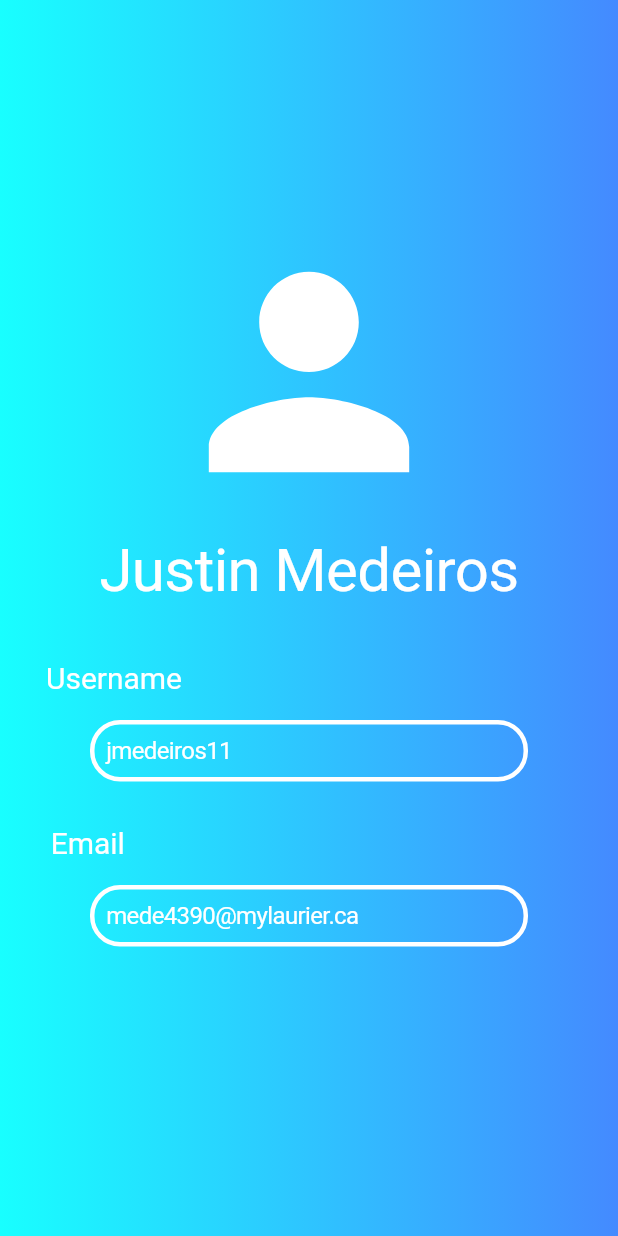
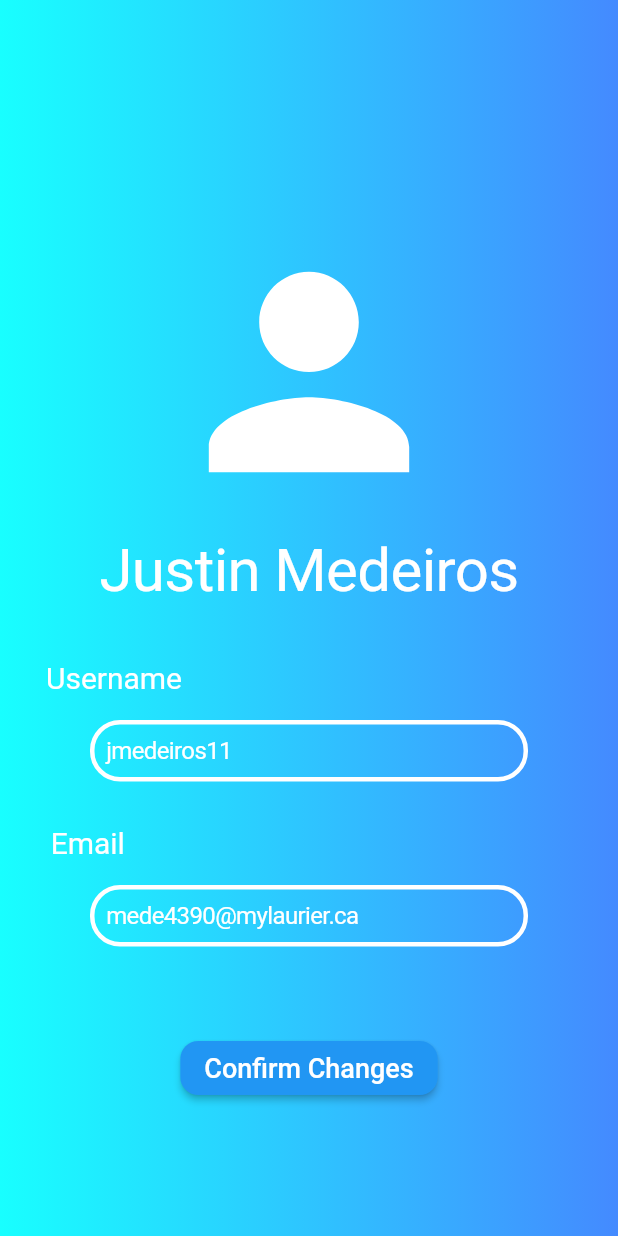
Before and after one commit to ratulsarker/LocateIT_s, a Flutter app: the HomePage screen opened directly, after a tap on the "person" icon, on a phone screen of 412 x 824 dp. Run offline on Flutter 3.47's test engine with Material 2 defaults, Android fonts, the phone set to English and light mode, and no system bars.

Commit message:
moved files to ui folder and created button for profile page

```diff
--- a/lib/home_page/home_page.dart
+++ /dev/null
@@ -1,26 +0,0 @@
-import 'package:flutter/material.dart';
-import 'package:locate_it/home_page/body_home.dart';
-
-class HomePage extends StatefulWidget {
-  const HomePage({Key? key}) : super(key: key);
-
-  @override
-  State<StatefulWidget> createState() => _HomePage();
-}
-
-class _HomePage extends State<HomePage> {
-  @override
-  Widget build(BuildContext context) {
-    return Container(
-      decoration: const BoxDecoration(
-        gradient: LinearGradient(
-        begin: Alignment.centerLeft,
-        end: Alignment.centerRight,
-        colors: [Colors.cyanAccent, Colors.blueAccent],
-        )),
-      child: Scaffold(
-          backgroundColor: Colors.transparent,
-          // add body
-          body: Body()));
-  }
-}
--- a/lib/main.dart
+++ b/lib/main.dart
@@ -3,7 +3,7 @@
 // import 'package:firebase_core/firebase_core.dart';
 
 // ignore: unused_import
-import 'home_page/home_page.dart';
+import 'ui/home_page/home_page.dart';
 
 void main() async {
   WidgetsFlutterBinding.ensureInitialized();
--- a/lib/my_home_page.dart
+++ b/lib/my_home_page.dart
@@ -1,6 +1,6 @@
 import 'package:flutter/material.dart';
 // import 'package:locate_it/home_page/home_page.dart';
-import 'package:locate_it/profile_page/profile_page.dart';
+import 'package:locate_it/ui/profile_page/profile_page.dart';
 import 'login_page.dart';
 import 'favourites_page.dart';
 
--- a/lib/profile_page/body_profile.dart
+++ /dev/null
@@ -1,109 +0,0 @@
-import 'package:flutter/cupertino.dart';
-import 'package:flutter/material.dart';
-
-class Body extends StatefulWidget {
-  const Body({Key? key}) : super(key: key);
-
-  @override
-  State<StatefulWidget> createState() => _Body();
-}
-
-class _Body extends State<Body> {
-  String name = "Justin Medeiros";
-  String username = "jmedeiros11";
-  String email = "mede4390@mylaurier.ca";
-  @override
-  Widget build(BuildContext context) {
-    return Stack(
-      children: [
-        SearchBar(350, name, 1), // Name field
-        // Username Text
-        Container(
-          alignment: Alignment.topCenter,
-          padding: const EdgeInsets.only(top: 440, right: 260),
-          child: const Text(
-            "Username",
-            style: TextStyle(
-              color: Colors.white,
-              fontSize: 20
-            ),
-          )
-
-        ),
-        SearchBar(480, username, 0), // Username field
-        // Email Text
-         Container(
-          alignment: Alignment.topCenter,
-          padding: const EdgeInsets.only(top: 550, right: 295),
-          child: const Text(
-            "Email",
-            style: TextStyle(
-              color: Colors.white,
-              fontSize: 20
-            ),
-          )
-
-        ),
-        SearchBar(590, email, 0), // Password field
-        // User's Name
-        /*Container(
-          alignment: Alignment.topCenter,
-          padding: const EdgeInsets.only(top: 400),
-          child: Text(
-            name,
-            style: const TextStyle(
-                color: Colors.white, fontSize: 30, fontWeight: FontWeight.bold),
-          ),
-        ),*/
-        // Profile Icon
-        Container(
-          alignment: Alignment.topCenter,
-          padding: const EdgeInsets.only(top: 140),
-          child: IconButton(
-            // Button for now until can get pictures figured out
-            iconSize: 200,
-            onPressed: () {},
-            icon: const Icon(Icons.person),
-            color: Colors.white,
-          ),
-        ),
-      ],
-    );
-  }
-
-  Container SearchBar(double paddingTop, String name, int boxed) {
-    if (boxed == 1) {
-      return Container(
-          padding: EdgeInsets.only(top: paddingTop),
-          alignment: Alignment.topCenter,
-          child: CupertinoTextField(
-              textAlign: TextAlign.center,
-              placeholder: name,
-              placeholderStyle: const TextStyle(color: Colors.white),
-              style: const TextStyle(color: Colors.white, fontSize: 40),
-              decoration: const BoxDecoration(
-                color: Colors.transparent,
-              ),
-              cursorColor: Colors.white,
-              onSubmitted: (value) => name = value));
-    } else {
-      return Container(
-        padding: EdgeInsets.only(top: paddingTop, right: 60, left: 60),
-        alignment: Alignment.topCenter,
-        child: CupertinoTextField(
-            textAlign: TextAlign.left,
-            padding: const EdgeInsets.all(8),
-            placeholder: name,
-            placeholderStyle: const TextStyle(color: Colors.white),
-            style: const TextStyle(color: Colors.white, fontSize: 16),
-            decoration: BoxDecoration(
-              color: const Color.fromRGBO(0, 0, 0, 0),
-              border: Border.all(color: Colors.white, width: 3),
-              borderRadius: BorderRadius.circular(20),
-            ),
-            cursorColor: Colors.white,
-            onSubmitted: (value) => name = value) // Need to do this page route
-      );
-    }
-  }
-}
--- a/lib/profile_page/profile_page.dart
+++ /dev/null
@@ -1,25 +0,0 @@
-import 'package:flutter/material.dart';
-import 'package:locate_it/profile_page/body_profile.dart';
-
-class ProfilePage extends StatefulWidget {
-  const ProfilePage({Key? key}) : super(key: key);
-
-  @override
-  State<StatefulWidget> createState() => _ProfilePage();
-}
-
-class _ProfilePage extends State<ProfilePage> {
-  @override
-  Widget build(BuildContext context) {
-    return Container(
-      decoration: const BoxDecoration(
-        gradient: LinearGradient(
-        begin: Alignment.centerLeft,
-        end: Alignment.centerRight,
-        colors: [Colors.cyanAccent, Colors.blueAccent],
-        )),
-      child: const Scaffold(
-          backgroundColor: Colors.transparent,
-          body: Body()));
-  }
-}
--- /dev/null
+++ b/lib/ui/home_page/home_page.dart
@@ -0,0 +1,26 @@
+import 'package:flutter/material.dart';
+import 'package:locate_it/ui/home_page/body_home.dart';
+
+class HomePage extends StatefulWidget {
+  const HomePage({Key? key}) : super(key: key);
+
+  @override
+  State<StatefulWidget> createState() => _HomePage();
+}
+
+class _HomePage extends State<HomePage> {
+  @override
+  Widget build(BuildContext context) {
+    return Container(
+        decoration: const BoxDecoration(
+            gradient: LinearGradient(
+          begin: Alignment.centerLeft,
+          end: Alignment.centerRight,
+          colors: [Colors.cyanAccent, Colors.blueAccent],
+        )),
+        child: Scaffold(
+            backgroundColor: Colors.transparent,
+            // add body
+            body: Body()));
+  }
+}
--- /dev/null
+++ b/lib/ui/profile_page/profile_page.dart
@@ -0,0 +1,24 @@
+import 'package:flutter/material.dart';
+import 'package:locate_it/ui/profile_page/body_profile.dart';
+
+class ProfilePage extends StatefulWidget {
+  const ProfilePage({Key? key}) : super(key: key);
+
+  @override
+  State<StatefulWidget> createState() => _ProfilePage();
+}
+
+class _ProfilePage extends State<ProfilePage> {
+  @override
+  Widget build(BuildContext context) {
+    return Container(
+        decoration: const BoxDecoration(
+            gradient: LinearGradient(
+          begin: Alignment.centerLeft,
+          end: Alignment.centerRight,
+          colors: [Colors.cyanAccent, Colors.blueAccent],
+        )),
+        child:
+            const Scaffold(backgroundColor: Colors.transparent, body: Body()));
+  }
+}
```
Also changed, not shown: lib/ui/home_page/body_home.dart (renamed from lib/home_page/body_home.dart).
